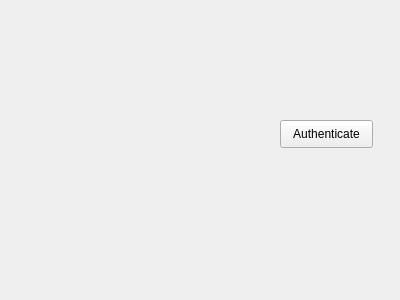
Old version of the form ola/client/gui/gui_auth_form.ui in the repository myapps-directory/myapps-client.
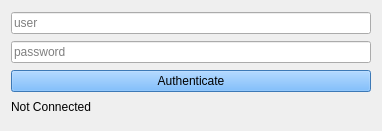
New version of the form.

The edit to the form file:
```diff
--- a/ola/client/gui/gui_auth_form.ui
+++ b/ola/client/gui/gui_auth_form.ui
@@ -2,30 +2,501 @@
 <ui version="4.0">
  <class>AuthForm</class>
  <widget class="QWidget" name="AuthForm">
+  <property name="windowModality">
+   <enum>Qt::ApplicationModal</enum>
+  </property>
+  <property name="enabled">
+   <bool>true</bool>
+  </property>
   <property name="geometry">
    <rect>
     <x>0</x>
     <y>0</y>
-    <width>400</width>
-    <height>300</height>
+    <width>382</width>
+    <height>131</height>
    </rect>
   </property>
+  <property name="maximumSize">
+   <size>
+    <width>382</width>
+    <height>131</height>
+   </size>
+  </property>
   <property name="windowTitle">
    <string>Form</string>
   </property>
-  <widget class="QPushButton" name="authButton">
-   <property name="geometry">
-    <rect>
-     <x>280</x>
-     <y>120</y>
-     <width>93</width>
-     <height>28</height>
-    </rect>
-   </property>
-   <property name="text">
-    <string>Authenticate</string>
-   </property>
-  </widget>
+  <property name="windowOpacity">
+   <double>0.900000000000000</double>
+  </property>
+  <property name="autoFillBackground">
+   <bool>false</bool>
+  </property>
+  <layout class="QVBoxLayout" name="verticalLayout_2">
+   <item>
+    <widget class="QLineEdit" name="userEdit">
+     <property name="placeholderText">
+      <string>user</string>
+     </property>
+    </widget>
+   </item>
+   <item>
+    <widget class="QLineEdit" name="passwordEdit">
+     <property name="inputMethodHints">
+      <set>Qt::ImhHiddenText|Qt::ImhNoAutoUppercase|Qt::ImhNoPredictiveText|Qt::ImhSensitiveData</set>
+     </property>
+     <property name="echoMode">
+      <enum>QLineEdit::Password</enum>
+     </property>
+     <property name="placeholderText">
+      <string>password</string>
+     </property>
+    </widget>
+   </item>
+   <item>
+    <widget class="QPushButton" name="authButton">
+     <property name="palette">
+      <palette>
+       <active>
+        <colorrole role="WindowText">
+         <brush brushstyle="SolidPattern">
+          <color alpha="255">
+           <red>0</red>
+           <green>0</green>
+           <blue>0</blue>
+          </color>
+         </brush>
+        </colorrole>
+        <colorrole role="Button">
+         <brush brushstyle="SolidPattern">
+          <color alpha="255">
+           <red>85</red>
+           <green>170</green>
+           <blue>255</blue>
+          </color>
+         </brush>
+        </colorrole>
+        <colorrole role="Light">
+         <brush brushstyle="SolidPattern">
+          <color alpha="255">
+           <red>213</red>
+           <green>234</green>
+           <blue>255</blue>
+          </color>
+         </brush>
+        </colorrole>
+        <colorrole role="Midlight">
+         <brush brushstyle="SolidPattern">
+          <color alpha="255">
+           <red>149</red>
+           <green>202</green>
+           <blue>255</blue>
+          </color>
+         </brush>
+        </colorrole>
+        <colorrole role="Dark">
+         <brush brushstyle="SolidPattern">
+          <color alpha="255">
+           <red>42</red>
+           <green>85</green>
+           <blue>127</blue>
+          </color>
+         </brush>
+        </colorrole>
+        <colorrole role="Mid">
+         <brush brushstyle="SolidPattern">
+          <color alpha="255">
+           <red>56</red>
+           <green>113</green>
+           <blue>170</blue>
+          </color>
+         </brush>
+        </colorrole>
+        <colorrole role="Text">
+         <brush brushstyle="SolidPattern">
+          <color alpha="255">
+           <red>0</red>
+           <green>0</green>
+           <blue>0</blue>
+          </color>
+         </brush>
+        </colorrole>
+        <colorrole role="BrightText">
+         <brush brushstyle="SolidPattern">
+          <color alpha="255">
+           <red>255</red>
+           <green>255</green>
+           <blue>255</blue>
+          </color>
+         </brush>
+        </colorrole>
+        <colorrole role="ButtonText">
+         <brush brushstyle="SolidPattern">
+          <color alpha="255">
+           <red>0</red>
+           <green>0</green>
+           <blue>0</blue>
+          </color>
+         </brush>
+        </colorrole>
+        <colorrole role="Base">
+         <brush brushstyle="SolidPattern">
+          <color alpha="255">
+           <red>255</red>
+           <green>255</green>
+           <blue>255</blue>
+          </color>
+         </brush>
+        </colorrole>
+        <colorrole role="Window">
+         <brush brushstyle="SolidPattern">
+          <color alpha="255">
+           <red>85</red>
+           <green>170</green>
+           <blue>255</blue>
+          </color>
+         </brush>
+        </colorrole>
+        <colorrole role="Shadow">
+         <brush brushstyle="SolidPattern">
+          <color alpha="255">
+           <red>0</red>
+           <green>0</green>
+           <blue>0</blue>
+          </color>
+         </brush>
+        </colorrole>
+        <colorrole role="AlternateBase">
+         <brush brushstyle="SolidPattern">
+          <color alpha="255">
+           <red>170</red>
+           <green>212</green>
+           <blue>255</blue>
+          </color>
+         </brush>
+        </colorrole>
+        <colorrole role="ToolTipBase">
+         <brush brushstyle="SolidPattern">
+          <color alpha="255">
+           <red>255</red>
+           <green>255</green>
+           <blue>220</blue>
+          </color>
+         </brush>
+        </colorrole>
+        <colorrole role="ToolTipText">
+         <brush brushstyle="SolidPattern">
+          <color alpha="255">
+           <red>0</red>
+           <green>0</green>
+           <blue>0</blue>
+          </color>
+         </brush>
+        </colorrole>
+       </active>
+       <inactive>
+        <colorrole role="WindowText">
+         <brush brushstyle="SolidPattern">
+          <color alpha="255">
+           <red>0</red>
+           <green>0</green>
+           <blue>0</blue>
+          </color>
+         </brush>
+        </colorrole>
+        <colorrole role="Button">
+         <brush brushstyle="SolidPattern">
+          <color alpha="255">
+           <red>85</red>
+           <green>170</green>
+           <blue>255</blue>
+          </color>
+         </brush>
+        </colorrole>
+        <colorrole role="Light">
+         <brush brushstyle="SolidPattern">
+          <color alpha="255">
+           <red>213</red>
+           <green>234</green>
+           <blue>255</blue>
+          </color>
+         </brush>
+        </colorrole>
+        <colorrole role="Midlight">
+         <brush brushstyle="SolidPattern">
+          <color alpha="255">
+           <red>149</red>
+           <green>202</green>
+           <blue>255</blue>
+          </color>
+         </brush>
+        </colorrole>
+        <colorrole role="Dark">
+         <brush brushstyle="SolidPattern">
+          <color alpha="255">
+           <red>42</red>
+           <green>85</green>
+           <blue>127</blue>
+          </color>
+         </brush>
+        </colorrole>
+        <colorrole role="Mid">
+         <brush brushstyle="SolidPattern">
+          <color alpha="255">
+           <red>56</red>
+           <green>113</green>
+           <blue>170</blue>
+          </color>
+         </brush>
+        </colorrole>
+        <colorrole role="Text">
+         <brush brushstyle="SolidPattern">
+          <color alpha="255">
+           <red>0</red>
+           <green>0</green>
+           <blue>0</blue>
+          </color>
+         </brush>
+        </colorrole>
+        <colorrole role="BrightText">
+         <brush brushstyle="SolidPattern">
+          <color alpha="255">
+           <red>255</red>
+           <green>255</green>
+           <blue>255</blue>
+          </color>
+         </brush>
+        </colorrole>
+        <colorrole role="ButtonText">
+         <brush brushstyle="SolidPattern">
+          <color alpha="255">
+           <red>0</red>
+           <green>0</green>
+           <blue>0</blue>
+          </color>
+         </brush>
+        </colorrole>
+        <colorrole role="Base">
+         <brush brushstyle="SolidPattern">
+          <color alpha="255">
+           <red>255</red>
+           <green>255</green>
+           <blue>255</blue>
+          </color>
+         </brush>
+        </colorrole>
+        <colorrole role="Window">
+         <brush brushstyle="SolidPattern">
+          <color alpha="255">
+           <red>85</red>
+           <green>170</green>
+           <blue>255</blue>
+          </color>
+         </brush>
+        </colorrole>
+        <colorrole role="Shadow">
+         <brush brushstyle="SolidPattern">
+          <color alpha="255">
+           <red>0</red>
+           <green>0</green>
+           <blue>0</blue>
+          </color>
+         </brush>
+        </colorrole>
+        <colorrole role="AlternateBase">
+         <brush brushstyle="SolidPattern">
+          <color alpha="255">
+           <red>170</red>
+           <green>212</green>
+           <blue>255</blue>
+          </color>
+         </brush>
+        </colorrole>
+        <colorrole role="ToolTipBase">
+         <brush brushstyle="SolidPattern">
+          <color alpha="255">
+           <red>255</red>
+           <green>255</green>
+           <blue>220</blue>
+          </color>
+         </brush>
+        </colorrole>
+        <colorrole role="ToolTipText">
+         <brush brushstyle="SolidPattern">
+          <color alpha="255">
+           <red>0</red>
+           <green>0</green>
+           <blue>0</blue>
+          </color>
+         </brush>
+        </colorrole>
+       </inactive>
+       <disabled>
+        <colorrole role="WindowText">
+         <brush brushstyle="SolidPattern">
+          <color alpha="255">
+           <red>42</red>
+           <green>85</green>
+           <blue>127</blue>
+          </color>
+         </brush>
+        </colorrole>
+        <colorrole role="Button">
+         <brush brushstyle="SolidPattern">
+          <color alpha="255">
+           <red>85</red>
+           <green>170</green>
+           <blue>255</blue>
+          </color>
+         </brush>
+        </colorrole>
+        <colorrole role="Light">
+         <brush brushstyle="SolidPattern">
+          <color alpha="255">
+           <red>213</red>
+           <green>234</green>
+           <blue>255</blue>
+          </color>
+         </brush>
+        </colorrole>
+        <colorrole role="Midlight">
+         <brush brushstyle="SolidPattern">
+          <color alpha="255">
+           <red>149</red>
+           <green>202</green>
+           <blue>255</blue>
+          </color>
+         </brush>
+        </colorrole>
+        <colorrole role="Dark">
+         <brush brushstyle="SolidPattern">
+          <color alpha="255">
+           <red>42</red>
+           <green>85</green>
+           <blue>127</blue>
+          </color>
+         </brush>
+        </colorrole>
+        <colorrole role="Mid">
+         <brush brushstyle="SolidPattern">
+          <color alpha="255">
+           <red>56</red>
+           <green>113</green>
+           <blue>170</blue>
+          </color>
+         </brush>
+        </colorrole>
+        <colorrole role="Text">
+         <brush brushstyle="SolidPattern">
+          <color alpha="255">
+           <red>42</red>
+           <green>85</green>
+           <blue>127</blue>
+          </color>
+         </brush>
+        </colorrole>
+        <colorrole role="BrightText">
+         <brush brushstyle="SolidPattern">
+          <color alpha="255">
+           <red>255</red>
+           <green>255</green>
+           <blue>255</blue>
+          </color>
+         </brush>
+        </colorrole>
+        <colorrole role="ButtonText">
+         <brush brushstyle="SolidPattern">
+          <color alpha="255">
+           <red>42</red>
+           <green>85</green>
+           <blue>127</blue>
+          </color>
+         </brush>
+        </colorrole>
+        <colorrole role="Base">
+         <brush brushstyle="SolidPattern">
+          <color alpha="255">
+           <red>85</red>
+           <green>170</green>
+           <blue>255</blue>
+          </color>
+         </brush>
+        </colorrole>
+        <colorrole role="Window">
+         <brush brushstyle="SolidPattern">
+          <color alpha="255">
+           <red>85</red>
+           <green>170</green>
+           <blue>255</blue>
+          </color>
+         </brush>
+        </colorrole>
+        <colorrole role="Shadow">
+         <brush brushstyle="SolidPattern">
+          <color alpha="255">
+           <red>0</red>
+           <green>0</green>
+           <blue>0</blue>
+          </color>
+         </brush>
+        </colorrole>
+        <colorrole role="AlternateBase">
+         <brush brushstyle="SolidPattern">
+          <color alpha="255">
+           <red>85</red>
+           <green>170</green>
+           <blue>255</blue>
+          </color>
+         </brush>
+        </colorrole>
+        <colorrole role="ToolTipBase">
+         <brush brushstyle="SolidPattern">
+          <color alpha="255">
+           <red>255</red>
+           <green>255</green>
+           <blue>220</blue>
+          </color>
+         </brush>
+        </colorrole>
+        <colorrole role="ToolTipText">
+         <brush brushstyle="SolidPattern">
+          <color alpha="255">
+           <red>0</red>
+           <green>0</green>
+           <blue>0</blue>
+          </color>
+         </brush>
+        </colorrole>
+       </disabled>
+      </palette>
+     </property>
+     <property name="text">
+      <string>Authenticate</string>
+     </property>
+     <property name="autoDefault">
+      <bool>true</bool>
+     </property>
+    </widget>
+   </item>
+   <item>
+    <widget class="QLabel" name="label">
+     <property name="maximumSize">
+      <size>
+       <width>16777215</width>
+       <height>16</height>
+      </size>
+     </property>
+     <property name="autoFillBackground">
+      <bool>false</bool>
+     </property>
+     <property name="midLineWidth">
+      <number>1</number>
+     </property>
+     <property name="text">
+      <string>Not Connected</string>
+     </property>
+    </widget>
+   </item>
+  </layout>
  </widget>
  <resources/>
  <connections>
```
Left out of the diff: 21 changed lines with no effect on the pictures.
